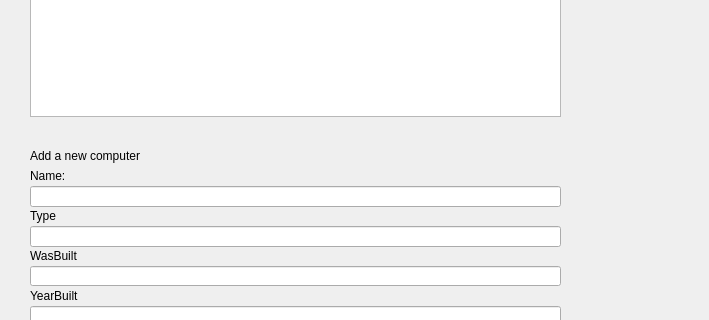
This is vika3/week3/mainwindow.ui in axelboga/hopur32 as Qt 5 draws it before an edit; both pictures show x 0 to 709 and y 211 to 531 of the 709 by 634 pixel window. The edited form follows.
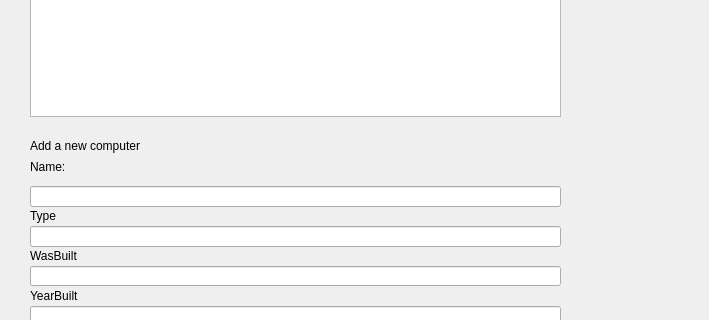
This is the edited form.

Diff of the .ui file:
```diff
--- a/vika3/week3/mainwindow.ui
+++ b/vika3/week3/mainwindow.ui
@@ -51,7 +51,7 @@
     <property name="geometry">
      <rect>
       <x>30</x>
-      <y>340</y>
+      <y>330</y>
       <width>161</width>
       <height>19</height>
      </rect>
@@ -74,9 +74,9 @@
     <property name="geometry">
      <rect>
       <x>30</x>
-      <y>360</y>
+      <y>351</y>
       <width>68</width>
-      <height>19</height>
+      <height>20</height>
      </rect>
     </property>
     <property name="text">
@@ -155,6 +155,30 @@
      </rect>
     </property>
    </widget>
+   <widget class="QWidget" name="horizontalLayoutWidget">
+    <property name="geometry">
+     <rect>
+      <x>30</x>
+      <y>350</y>
+      <width>531</width>
+      <height>21</height>
+     </rect>
+    </property>
+    <layout class="QHBoxLayout" name="horizontalLayout"/>
+   </widget>
+   <widget class="QLabel" name="label_error_computer_name">
+    <property name="geometry">
+     <rect>
+      <x>350</x>
+      <y>350</y>
+      <width>211</width>
+      <height>20</height>
+     </rect>
+    </property>
+    <property name="text">
+     <string/>
+    </property>
+   </widget>
   </widget>
   <widget class="QMenuBar" name="menuBar">
    <property name="geometry">
```
